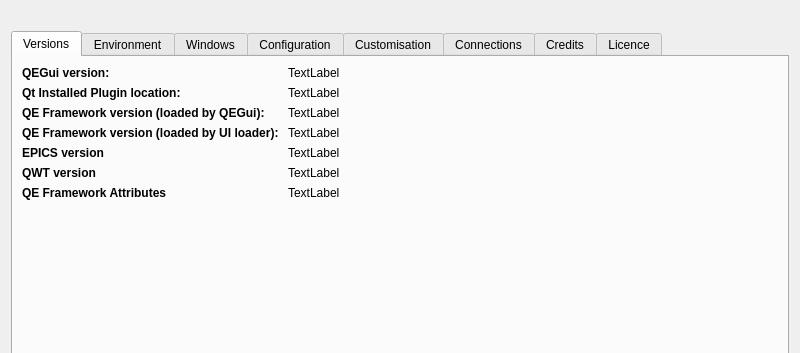
qtepics/qegui, file qeguiApp/project/src/aboutDialog.ui: the form before one commit; both pictures show x 0 to 800 and y 0 to 353 of the 800 by 686 pixel window.
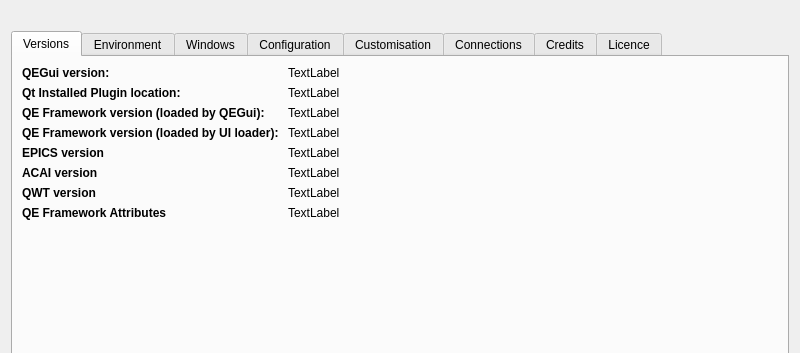
The form after the commit. Icons and pictures are not drawn.

Commit message:
Modify QEGui just to call up designer - forget about designer-qt4. It is well past it's use by date. Qt 4.8.4 users can fake designer to call designer-qt4.
Add ACAI version to qegui about dialog and version output.

What changed in the file:
```diff
--- a/qeguiApp/project/src/aboutDialog.ui
+++ b/qeguiApp/project/src/aboutDialog.ui
@@ -113,7 +113,7 @@
          </property>
         </widget>
        </item>
-       <item row="5" column="0">
+       <item row="6" column="0">
         <widget class="QLabel" name="label_22">
          <property name="font">
           <font>
@@ -149,7 +149,7 @@
          </property>
         </widget>
        </item>
-       <item row="5" column="1">
+       <item row="6" column="1">
         <widget class="QLabel" name="QWTVersionLabel">
          <property name="text">
           <string>TextLabel</string>
@@ -159,7 +159,7 @@
          </property>
         </widget>
        </item>
-       <item row="7" column="0">
+       <item row="8" column="0">
         <spacer name="verticalSpacer">
          <property name="orientation">
           <enum>Qt::Vertical</enum>
@@ -185,7 +185,7 @@
          </property>
         </widget>
        </item>
-       <item row="6" column="0">
+       <item row="7" column="0">
         <widget class="QLabel" name="label_23">
          <property name="font">
           <font>
@@ -198,13 +198,33 @@
          </property>
         </widget>
        </item>
-       <item row="6" column="1">
+       <item row="7" column="1">
         <widget class="QLabel" name="QEFrameworkAttributes">
          <property name="text">
           <string>TextLabel</string>
          </property>
         </widget>
        </item>
+       <item row="5" column="0">
+        <widget class="QLabel" name="label_24">
+         <property name="font">
+          <font>
+           <weight>75</weight>
+           <bold>true</bold>
+          </font>
+         </property>
+         <property name="text">
+          <string>ACAI version</string>
+         </property>
+        </widget>
+       </item>
+       <item row="5" column="1">
+        <widget class="QLabel" name="ACAIVersionLabel">
+         <property name="text">
+          <string>TextLabel</string>
+         </property>
+        </widget>
+       </item>
       </layout>
      </widget>
      <widget class="QWidget" name="tab_2">
```
Left out of the diff: 25 changed lines with no effect on the pictures. The commit also changes 5 other files.
